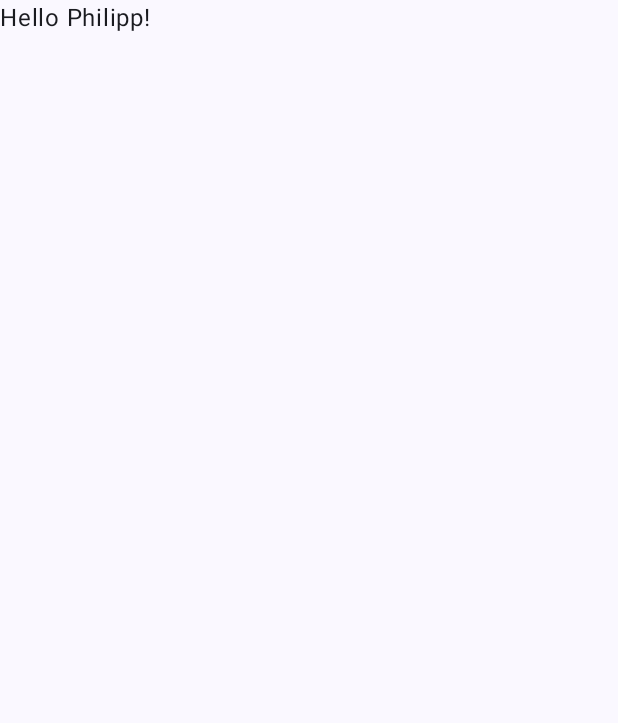
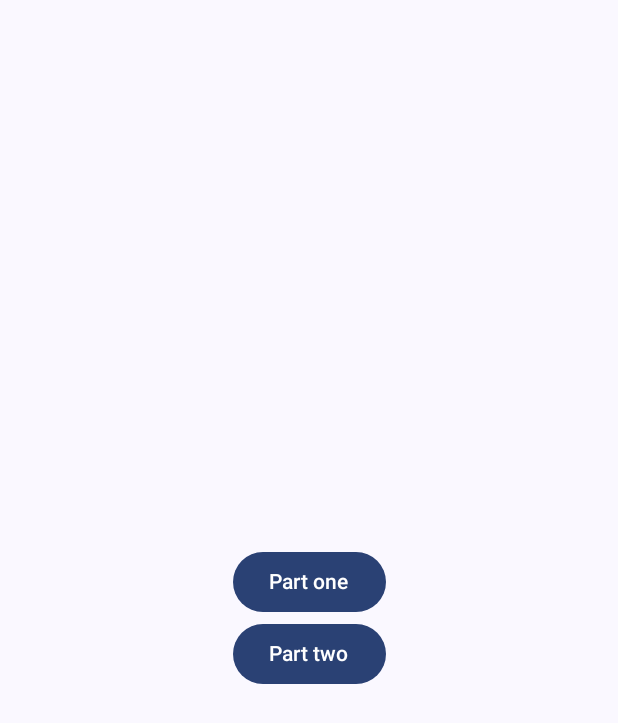
Before and after one commit to kamdaou/JetpackCompose, an Android app built with Jetpack Compose: the screen it shows after launch (MainActivity), on a phone screen of 412 x 824 dp. Before the commit the part shown is almost empty. Shown: the top 723 px of the screen. Run offline under Robolectric (Android 15) with nearby library versions, the phone set to English and light mode, and no system bars.

Commit message:
did part two

```diff
--- a/app/src/main/java/com/example/jetpackcompose/MainActivity.kt
+++ b/app/src/main/java/com/example/jetpackcompose/MainActivity.kt
@@ -3,18 +3,29 @@ package com.example.jetpackcompose
 import android.os.Bundle
 import androidx.activity.ComponentActivity
 import androidx.activity.compose.setContent
+import androidx.compose.foundation.layout.Arrangement
+import androidx.compose.foundation.layout.fillMaxHeight
 import androidx.compose.foundation.layout.fillMaxSize
+import androidx.compose.foundation.layout.fillMaxWidth
+import androidx.compose.foundation.layout.padding
+import androidx.compose.foundation.lazy.LazyColumn
+import androidx.compose.foundation.lazy.items
+import androidx.compose.material3.Button
 import androidx.compose.material3.MaterialTheme
 import androidx.compose.material3.Surface
 import androidx.compose.material3.Text
 import androidx.compose.runtime.Composable
+import androidx.compose.ui.Alignment
 import androidx.compose.ui.Modifier
 import androidx.compose.ui.tooling.preview.Preview
+import androidx.compose.ui.unit.dp
+import androidx.navigation.NavHostController
 import androidx.navigation.compose.NavHost
 import androidx.navigation.compose.composable
 import androidx.navigation.compose.rememberNavController
-import com.example.jetpackcompose.presentation.Screen
+import com.example.jetpackcompose.presentation.Screens
 import com.example.jetpackcompose.presentation.part_one.PartOne
+import com.example.jetpackcompose.presentation.part_two.PartTwoScreen
 import com.example.jetpackcompose.ui.theme.JetpackComposeTheme
 
 class MainActivity : ComponentActivity() {
@@ -30,10 +41,17 @@ class MainActivity : ComponentActivity() {
                     val navController = rememberNavController()
                     NavHost(
                         navController = navController,
-                        startDestination = Screen.PartOne.route
+                        startDestination = Screens.Screen.Home.route
                     ) {
-                        composable(Screen.PartOne.route) {
+                        composable(Screens.Screen.PartOne.route) {
                             PartOne().Greeting(name = "Philipp")
+                        }
+
+                        composable(Screens.Screen.Home.route) {
+                            HomeScreen(navController)
+                        }
+                        composable(Screens.Screen.PartTwo.route) {
+                            PartTwoScreen()
                         }
                     }
                 }
@@ -41,3 +59,33 @@ class MainActivity : ComponentActivity() {
         }
     }
 }
+
+@Composable
+private fun HomeScreen(navController: NavHostController) {
+    val screens = Screens()
+    LazyColumn(
+        modifier = Modifier
+            .fillMaxWidth()
+            .fillMaxHeight()
+            .padding(10.dp),
+        verticalArrangement = Arrangement.Center,
+        horizontalAlignment = Alignment.CenterHorizontally
+    ) {
+        items(screens.screenList) {  screen ->
+            Button(onClick = {
+                navController.navigate(
+                    screen.route
+                )
+            }) {
+                Text(text = screen.title)
+            }
+        }
+    }
+}
+
+@Preview
+@Composable
+fun HomePreview() {
+    val navController = rememberNavController()
+    HomeScreen(navController)
+}
--- a/app/src/main/java/com/example/jetpackcompose/presentation/Screen.kt
+++ b/app/src/main/java/com/example/jetpackcompose/presentation/Screen.kt
@@ -1,6 +1,17 @@
 package com.example.jetpackcompose.presentation
 
-sealed class Screen(val route: String) {
-    object PartOne: Screen("part_one")
-    object PartTwo: Screen("part_two")
+import android.graphics.drawable.Icon
+import androidx.annotation.DrawableRes
+import androidx.compose.material.icons.Icons
+import androidx.compose.material.icons.filled.Done
+import com.example.jetpackcompose.R
+
+class Screens {
+    sealed class Screen(val route: String, val title: String) {
+        object Home : Screen(route = "home", "Home")
+        object PartOne : Screen("part_one", "Part one")
+        object PartTwo : Screen("part_two", "Part two")
+    }
+
+    val screenList = listOf(Screen.PartOne, Screen.PartTwo)
 }
--- a/gradle.properties
+++ b/gradle.properties
@@ -21,3 +21,4 @@ kotlin.code.style=official
 # resources declared in the library itself and none from the library's dependencies,
 # thereby reducing the size of the R class for that library
 android.nonTransitiveRClass=true
+android.disableResourceValidation=true
```
Also changed, not shown: app/src/main/java/com/example/jetpackcompose/presentation/part_two/PartTwoScreen.kt (added, +61 -0 lines).
